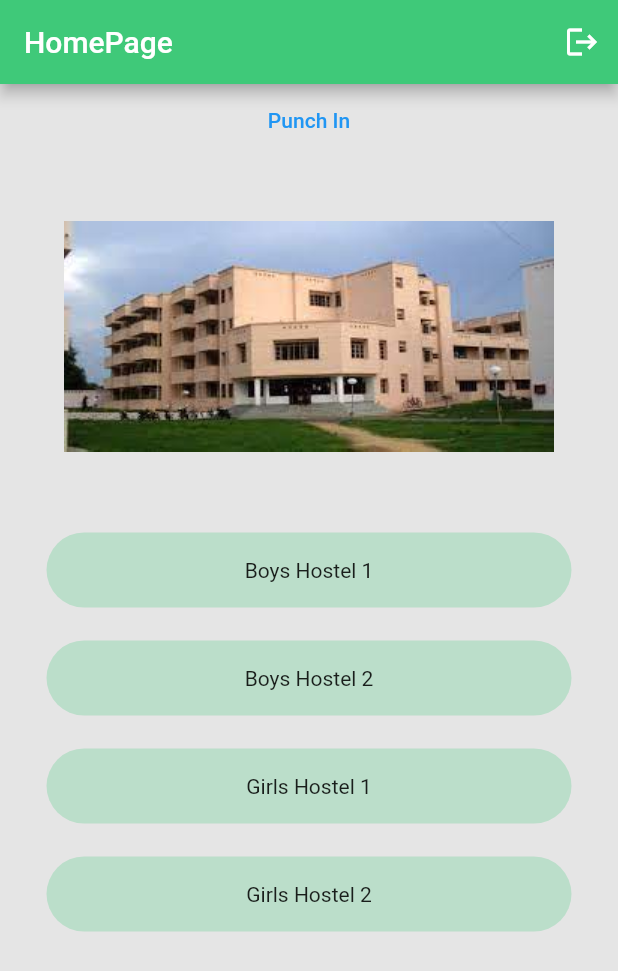
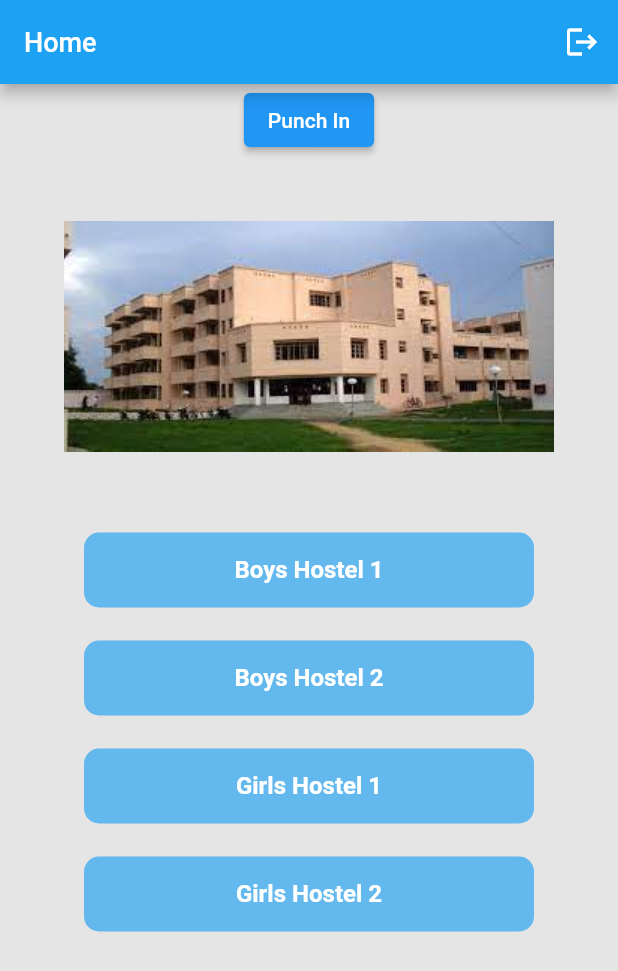
Before and after one commit to Darkknight131714/Dorm-Management, a Flutter app: the FirstScreen screen opened directly, after a tap on "Punch In", on a phone screen of 412 x 824 dp. Shown: the top 971 px of the screen. Run offline on Flutter 3.47's test engine with Material 2 defaults, Android fonts, the phone set to English and light mode, and no system bars; our stand-ins replace cloud_firestore, firebase_auth, firebase_core, geolocator, open_file and 1 more; missing offline and left inert: dart:ffi, razorpay_flutter; accounts and stored records are empty.

Commit message:
small ui changes

```diff
--- a/lib/main.dart
+++ b/lib/main.dart
@@ -15,7 +15,7 @@ class MyApp extends StatelessWidget {
       home: const Loginpage(),
       //theme: ThemeData.(),
       theme: ThemeData.light().copyWith(
-          appBarTheme: AppBarTheme(color: Color(0xFF3FC979)),
+          appBarTheme: AppBarTheme(color: Color(0xFF1DA1F2)),
           scaffoldBackgroundColor: Color(0xFFE5E5E5),
           // accentColor: Color(0xFF1DA1F2),
           canvasColor: Color(0xFFE5E5E5)),
--- a/lib/userHomePage.dart
+++ b/lib/userHomePage.dart
@@ -44,7 +44,7 @@ class _UserHomePageState extends State<UserHomePage> {
     Firebase.initializeApp();
     return Scaffold(
         bottomNavigationBar: BottomNavigationBar(
-          selectedItemColor: Color(0xFF3FC979),
+          selectedItemColor: Color(0xFF1DA1F2),
           type: BottomNavigationBarType.fixed,
           currentIndex: _index,
           onTap: (index) {
@@ -95,6 +95,7 @@ class FirstScreen extends StatelessWidget {
   Widget build(BuildContext context) {
     return Scaffold(
       appBar: AppBar(
+        backgroundColor: Color(0xff1DA1F2),
         actions: [
           IconButton(
               onPressed: () async {
@@ -103,7 +104,7 @@ class FirstScreen extends StatelessWidget {
               },
               icon: const Icon(Icons.logout))
         ],
-        title: Text("HomePage"),
+        title: Text("Home",style: TextStyle(color: Color(0xffffffff), fontSize: 18),),
       ),
       body: Center(
         child: Column(
@@ -123,7 +124,7 @@ class FirstScreen extends StatelessWidget {
                     }
                   }
                   if (isInHostel) {
-                    return TextButton(
+                    return ElevatedButton(
                       child: Text("Punch Out"),
                       onPressed: () async {
                         Functions func = Functions();
@@ -131,7 +132,7 @@ class FirstScreen extends StatelessWidget {
                       },
                     );
                   } else {
-                    return TextButton(
+                    return ElevatedButton(
                       onPressed: () async {
                         LocationPermission permission;
                         permission = await Geolocator.requestPermission();
@@ -143,11 +144,12 @@ class FirstScreen extends StatelessWidget {
                         if (dist > 300) {
                           ScaffoldMessenger.of(context).showSnackBar(
                             const SnackBar(
-                              backgroundColor: Colors.blueGrey,
+                              elevation: 0,
+                              backgroundColor: Color.fromRGBO(29, 161, 242, 0.4),
                               behavior: SnackBarBehavior.floating,
                               content: Text(
                                 "You are not near Hostel",
-                                style: TextStyle(color: Colors.red),
+                                style: TextStyle(color: Colors.white),
                               ),
                             ),
                           );
@@ -260,12 +262,12 @@ class FirstScreen extends StatelessWidget {
 Widget hostelCard(String title) {
   return Container(
     height: 50,
-    width: 350,
+    width: 300,
     margin: EdgeInsets.symmetric(vertical: 11),
     decoration: BoxDecoration(
-      borderRadius: BorderRadius.circular(30),
-      color: Color(0xFF3FC979).withOpacity(0.25),
+      borderRadius: BorderRadius.circular(10),
+      color: Color(0xFF1DA1F2).withOpacity(0.65),
     ),
-    child: Center(child: Text(title)),
+    child: Center(child: Text(title, style: TextStyle(color: Colors.white,fontWeight: FontWeight.w600, fontSize: 16),),),
   );
 }
```
Also changed, not shown: lib/user_issues.dart (+9 -8 lines), lib/user_notice.dart (+12 -3 lines).
